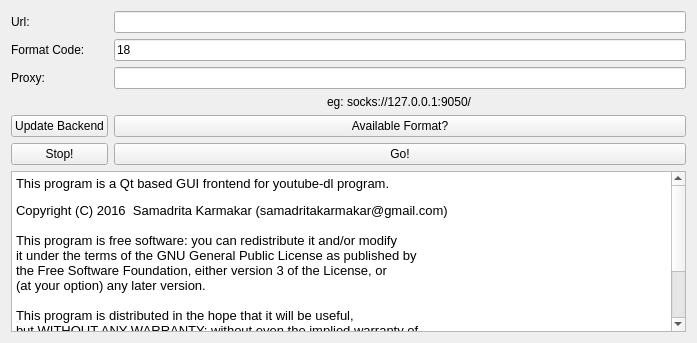
The window that qutubedl.ui (samadritakarmakar/Qutube-dl) describes before a commit, drawn with Qt 5.
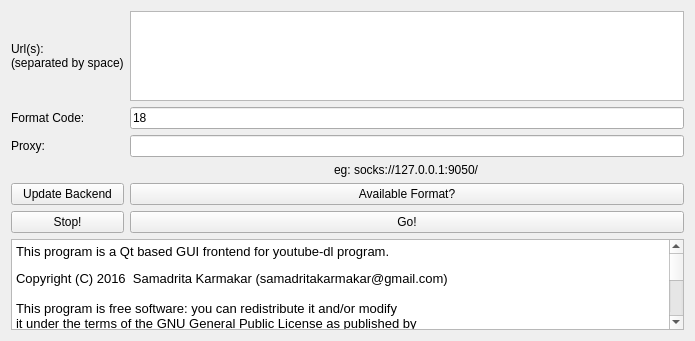
The same window after the commit.

```diff
--- a/qutubedl.ui
+++ b/qutubedl.ui
@@ -6,32 +6,15 @@
    <rect>
     <x>0</x>
     <y>0</y>
-    <width>697</width>
-    <height>343</height>
+    <width>695</width>
+    <height>341</height>
    </rect>
   </property>
   <property name="windowTitle">
    <string>Qutubedl</string>
   </property>
   <layout class="QGridLayout" name="gridLayout">
-   <item row="0" column="1">
-    <widget class="QLineEdit" name="url">
-     <property name="text">
-      <string/>
-     </property>
-    </widget>
-   </item>
-   <item row="1" column="1">
-    <widget class="QLineEdit" name="frmt">
-     <property name="text">
-      <string>18</string>
-     </property>
-    </widget>
-   </item>
-   <item row="3" column="1">
-    <widget class="QLineEdit" name="prxy"/>
-   </item>
-   <item row="7" column="0" colspan="2">
+   <item row="8" column="0" colspan="2">
     <widget class="QTextBrowser" name="output_tb">
      <property name="html">
       <string>&lt;!DOCTYPE HTML PUBLIC &quot;-//W3C//DTD HTML 4.0//EN&quot; &quot;http://www.w3.org/TR/REC-html40/strict.dtd&quot;&gt;
@@ -56,62 +39,76 @@
      </property>
     </widget>
    </item>
+   <item row="2" column="1">
+    <widget class="QLineEdit" name="frmt">
+     <property name="text">
+      <string>18</string>
+     </property>
+    </widget>
+   </item>
+   <item row="4" column="1">
+    <widget class="QLineEdit" name="prxy"/>
+   </item>
    <item row="0" column="0">
     <widget class="QLabel" name="label">
      <property name="text">
-      <string>Url:</string>
+      <string>Url(s):
+(separated by space)</string>
      </property>
     </widget>
    </item>
-   <item row="1" column="0">
+   <item row="2" column="0">
     <widget class="QLabel" name="label_3">
      <property name="text">
       <string>Format Code:</string>
      </property>
     </widget>
    </item>
-   <item row="3" column="0">
+   <item row="4" column="0">
     <widget class="QLabel" name="label_2">
      <property name="text">
       <string>Proxy:</string>
      </property>
     </widget>
    </item>
-   <item row="4" column="1" alignment="Qt::AlignHCenter">
+   <item row="5" column="1" alignment="Qt::AlignHCenter">
     <widget class="QLabel" name="label_4">
      <property name="text">
       <string>eg: socks://127.0.0.1:9050/</string>
      </property>
     </widget>
    </item>
-   <item row="6" column="0">
+   <item row="7" column="0">
     <widget class="QPushButton" name="stop_pb">
      <property name="text">
       <string>Stop!</string>
      </property>
     </widget>
    </item>
-   <item row="6" column="1">
+   <item row="7" column="1">
     <widget class="QPushButton" name="Go_pb">
      <property name="text">
       <string>Go!</string>
      </property>
     </widget>
    </item>
-   <item row="5" column="1">
+   <item row="6" column="1">
     <widget class="QPushButton" name="get_fmt_pb">
      <property name="text">
       <string>Available Format?</string>
      </property>
     </widget>
    </item>
-   <item row="5" column="0">
+   <item row="6" column="0">
     <widget class="QPushButton" name="updt_bcknd_pb">
      <property name="text">
       <string>Update Backend</string>
      </property>
     </widget>
    </item>
+   <item row="0" column="1">
+    <widget class="QTextEdit" name="url"/>
+   </item>
   </layout>
  </widget>
  <layoutdefault spacing="6" margin="11"/>
```
